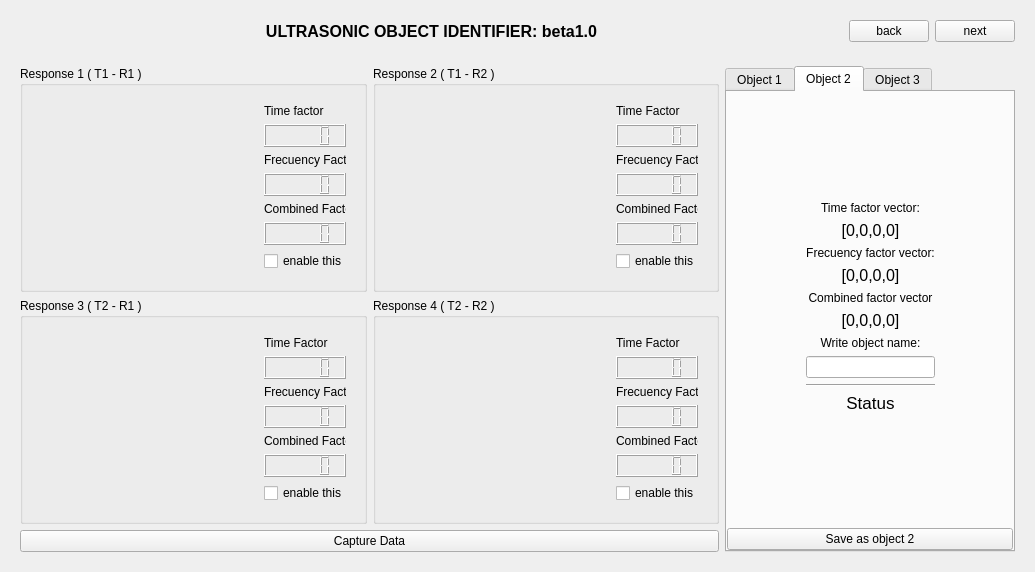
Old version of the form form.ui in the repository juanda2222/object_detection_instrumentation.
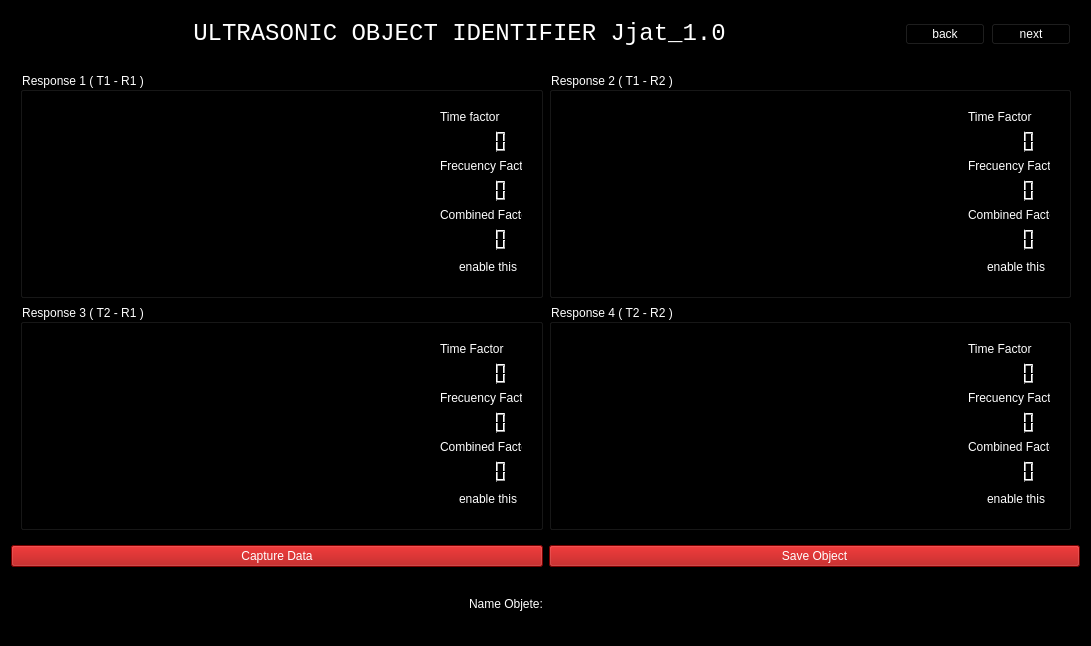
New version of the form. The open tabs and pages were chosen to show the change. Icons and pictures are not drawn.

Diff of the .ui file:
```diff
--- a/form.ui
+++ b/form.ui
@@ -6,13 +6,20 @@
    <rect>
     <x>0</x>
     <y>0</y>
-    <width>995</width>
-    <height>542</height>
+    <width>1091</width>
+    <height>630</height>
    </rect>
   </property>
   <property name="windowTitle">
    <string>Form</string>
   </property>
+  <property name="styleSheet">
+   <string notr="true">font: 75 8pt &quot;Consolas&quot;;
+background-color: rgb(0, 85, 127);
+color: rgb(69, 215, 255);
+background-color: rgb(0, 0, 0);
+color: rgb(255, 255, 255);</string>
+  </property>
   <layout class="QVBoxLayout" name="verticalLayout_10">
    <item>
     <widget class="QWidget" name="widget_7" native="true">
@@ -21,20 +28,29 @@
        <widget class="QLabel" name="label_4">
         <property name="font">
          <font>
-          <family>Microsoft Sans Serif</family>
-          <pointsize>12</pointsize>
-          <weight>75</weight>
-          <bold>true</bold>
-          <underline>false</underline>
-          <strikeout>false</strikeout>
+          <family>Consolas</family>
+          <pointsize>18</pointsize>
+          <weight>9</weight>
+          <italic>false</italic>
+          <bold>false</bold>
          </font>
         </property>
+        <property name="styleSheet">
+         <string notr="true">font: 75 18pt &quot;Consolas&quot;;
+background-color: rgb(0, 0, 0);</string>
+        </property>
         <property name="text">
-         <string>ULTRASONIC OBJECT IDENTIFIER: beta1.0</string>
+         <string>ULTRASONIC OBJECT IDENTIFIER Jjat_1.0</string>
+        </property>
+        <property name="scaledContents">
+         <bool>false</bool>
         </property>
         <property name="alignment">
          <set>Qt::AlignCenter</set>
         </property>
+        <property name="wordWrap">
+         <bool>false</bool>
+        </property>
        </widget>
       </item>
       <item>
@@ -45,6 +61,9 @@
           <verstretch>0</verstretch>
          </sizepolicy>
         </property>
+        <property name="styleSheet">
+         <string notr="true">background-color: rgb(0, 0, 0);</string>
+        </property>
         <property name="text">
          <string>back</string>
         </property>
@@ -68,6 +87,9 @@
    </item>
    <item>
     <widget class="QStackedWidget" name="stacked_windows">
+     <property name="autoFillBackground">
+      <bool>false</bool>
+     </property>
      <property name="currentIndex">
       <number>2</number>
      </property>
@@ -632,614 +654,9 @@
             </layout>
            </widget>
           </item>
-          <item>
-           <widget class="QPushButton" name="captureData">
-            <property name="text">
-             <string>Capture Data</string>
-            </property>
-           </widget>
-          </item>
          </layout>
         </widget>
        </item>
-       <item>
-        <widget class="QTabWidget" name="tabWidget">
-         <property name="maximumSize">
-          <size>
-           <width>290</width>
-           <height>16777215</height>
-          </size>
-         </property>
-         <property name="tabPosition">
-          <enum>QTabWidget::North</enum>
-         </property>
-         <property name="currentIndex">
-          <number>1</number>
-         </property>
-         <widget class="QWidget" name="Object1">
-          <attribute name="title">
-           <string>Object 1</string>
-          </attribute>
-          <layout class="QGridLayout" name="gridLayout_2">
-           <property name="leftMargin">
-            <number>0</number>
-           </property>
-           <property name="topMargin">
-            <number>0</number>
-           </property>
-           <property name="rightMargin">
-            <number>0</number>
-           </property>
-           <property name="bottomMargin">
-            <number>0</number>
-           </property>
-           <item row="1" column="0">
-            <spacer name="horizontalSpacer">
-             <property name="orientation">
-              <enum>Qt::Horizontal</enum>
-             </property>
-             <property name="sizeHint" stdset="0">
-              <size>
-               <width>58</width>
-               <height>20</height>
-              </size>
-             </property>
-            </spacer>
-           </item>
-           <item row="1" column="1">
-            <widget class="QWidget" name="widget_17" native="true">
-             <layout class="QVBoxLayout" name="verticalLayout_13">
-              <item>
-               <widget class="QLabel" name="label_15">
-                <property name="text">
-                 <string>Time factor vector:</string>
-                </property>
-                <property name="alignment">
-                 <set>Qt::AlignCenter</set>
-                </property>
-               </widget>
-              </item>
-              <item>
-               <widget class="QLabel" name="object1TimeVector">
-                <property name="font">
-                 <font>
-                  <pointsize>12</pointsize>
-                 </font>
-                </property>
-                <property name="text">
-                 <string>[0,0,0,0]</string>
-                </property>
-                <property name="alignment">
-                 <set>Qt::AlignCenter</set>
-                </property>
-               </widget>
-              </item>
-              <item>
-               <widget class="QLabel" name="label_16">
-                <property name="text">
-                 <string>Frecuency factor vector:</string>
-                </property>
-                <property name="alignment">
-                 <set>Qt::AlignCenter</set>
-                </property>
-               </widget>
-              </item>
-              <item>
-               <widget class="QLabel" name="object1FrecuencyVector">
-                <property name="font">
-                 <font>
-                  <pointsize>12</pointsize>
-                 </font>
-                </property>
-                <property name="text">
-                 <string>[0,0,0,0]</string>
-                </property>
-                <property name="alignment">
-                 <set>Qt::AlignCenter</set>
-                </property>
-               </widget>
-              </item>
-              <item>
-               <widget class="QLabel" name="label_17">
-                <property name="text">
-                 <string>Combined factor vector</string>
-                </property>
-                <property name="alignment">
-                 <set>Qt::AlignCenter</set>
-                </property>
-               </widget>
-              </item>
-              <item>
-               <widget class="QLabel" name="object1CombinedVerctor">
-                <property name="font">
-                 <font>
-                  <pointsize>12</pointsize>
-                 </font>
-                </property>
-                <property name="text">
-                 <string>[0,0,0,0]</string>
-                </property>
-                <property name="alignment">
-                 <set>Qt::AlignCenter</set>
-                </property>
-               </widget>
-              </item>
-              <item>
-               <widget class="QLabel" name="label_55">
-                <property name="text">
-                 <string>Write object name:</string>
-                </property>
-                <property name="alignment">
-                 <set>Qt::AlignCenter</set>
-                </property>
-               </widget>
-              </item>
-              <item>
-               <widget class="QLineEdit" name="object1Name"/>
-              </item>
-              <item>
-               <widget class="Line" name="line_5">
-                <property name="orientation">
-                 <enum>Qt::Horizontal</enum>
-                </property>
-               </widget>
-              </item>
-              <item>
-               <widget class="QLabel" name="object1Status">
-                <property name="font">
-                 <font>
-                  <pointsize>13</pointsize>
-                 </font>
-                </property>
-                <property name="text">
-                 <string>Status</string>
-                </property>
-                <property name="alignment">
-                 <set>Qt::AlignCenter</set>
-                </property>
-               </widget>
-              </item>
-             </layout>
-            </widget>
-           </item>
-           <item row="2" column="1">
-            <spacer name="verticalSpacer_2">
-             <property name="orientation">
-              <enum>Qt::Vertical</enum>
-             </property>
-             <property name="sizeHint" stdset="0">
-              <size>
-               <width>20</width>
-               <height>101</height>
-              </size>
-             </property>
-            </spacer>
-           </item>
-           <item row="0" column="1">
-            <spacer name="verticalSpacer">
-             <property name="orientation">
-              <enum>Qt::Vertical</enum>
-             </property>
-             <property name="sizeHint" stdset="0">
-              <size>
-               <width>20</width>
-               <height>101</height>
-              </size>
-             </property>
-            </spacer>
-           </item>
-           <item row="1" column="2">
-            <spacer name="horizontalSpacer_2">
-             <property name="orientation">
-              <enum>Qt::Horizontal</enum>
-             </property>
-             <property name="sizeHint" stdset="0">
-              <size>
-               <width>57</width>
-               <height>20</height>
-              </size>
-             </property>
-            </spacer>
-           </item>
-           <item row="3" column="0" colspan="3">
-            <widget class="QPushButton" name="object1Save">
-             <property name="text">
-              <string>Save as object 1</string>
-             </property>
-            </widget>
-           </item>
-          </layout>
-         </widget>
-         <widget class="QWidget" name="Object2">
-          <attribute name="title">
-           <string>Object 2</string>
-          </attribute>
-          <layout class="QGridLayout" name="gridLayout_4">
-           <property name="leftMargin">
-            <number>0</number>
-           </property>
-           <property name="topMargin">
-            <number>0</number>
-           </property>
-           <property name="rightMargin">
-            <number>0</number>
-           </property>
-           <property name="bottomMargin">
-            <number>0</number>
-           </property>
-           <item row="1" column="2">
-            <spacer name="horizontalSpacer_3">
-             <property name="orientation">
-              <enum>Qt::Horizontal</enum>
-             </property>
-             <property name="sizeHint" stdset="0">
-              <size>
-               <width>57</width>
-               <height>20</height>
-              </size>
-             </property>
-            </spacer>
-           </item>
-           <item row="1" column="1">
-            <widget class="QWidget" name="widget_16" native="true">
-             <layout class="QVBoxLayout" name="verticalLayout_12">
-              <item>
-               <widget class="QLabel" name="label_14">
-                <property name="text">
-                 <string>Time factor vector:</string>
-                </property>
-                <property name="alignment">
-                 <set>Qt::AlignCenter</set>
-                </property>
-               </widget>
-              </item>
-              <item>
-               <widget class="QLabel" name="object2Time">
-                <property name="font">
-                 <font>
-                  <pointsize>12</pointsize>
-                 </font>
-                </property>
-                <property name="text">
-                 <string>[0,0,0,0]</string>
-                </property>
-                <property name="alignment">
-                 <set>Qt::AlignCenter</set>
-                </property>
-               </widget>
-              </item>
-              <item>
-               <widget class="QLabel" name="label_51">
-                <property name="text">
-                 <string>Frecuency factor vector:</string>
-                </property>
-                <property name="alignment">
-                 <set>Qt::AlignCenter</set>
-                </property>
-               </widget>
-              </item>
-              <item>
-               <widget class="QLabel" name="object2Frecuency">
-                <property name="font">
-                 <font>
-                  <pointsize>12</pointsize>
-                 </font>
-                </property>
-                <property name="text">
-                 <string>[0,0,0,0]</string>
-                </property>
-                <property name="alignment">
-                 <set>Qt::AlignCenter</set>
-                </property>
-               </widget>
-              </item>
-              <item>
-               <widget class="QLabel" name="label_53">
-                <property name="text">
-                 <string>Combined factor vector</string>
-                </property>
-                <property name="alignment">
-                 <set>Qt::AlignCenter</set>
-                </property>
-               </widget>
-              </item>
-              <item>
-               <widget class="QLabel" name="object2Combined">
-                <property name="font">
-                 <font>
-                  <pointsize>12</pointsize>
-                 </font>
-                </property>
-                <property name="text">
-                 <string>[0,0,0,0]</string>
-                </property>
-                <property name="alignment">
-                 <set>Qt::AlignCenter</set>
-                </property>
-               </widget>
-              </item>
-              <item>
-               <widget class="QLabel" name="label_29">
-                <property name="text">
-                 <string>Write object name:</string>
-                </property>
-                <property name="alignment">
-                 <set>Qt::AlignCenter</set>
-                </property>
-               </widget>
-              </item>
-              <item>
-               <widget class="QLineEdit" name="object2Name"/>
-              </item>
-              <item>
-               <widget class="Line" name="line_6">
-                <property name="orientation">
-                 <enum>Qt::Horizontal</enum>
-                </property>
-               </widget>
-              </item>
-              <item>
-               <widget class="QLabel" name="object2Status">
-                <property name="font">
-                 <font>
-                  <pointsize>13</pointsize>
-                 </font>
-                </property>
-                <property name="text">
-                 <string>Status</string>
-                </property>
-                <property name="alignment">
-                 <set>Qt::AlignCenter</set>
-                </property>
-               </widget>
-              </item>
-             </layout>
-            </widget>
-           </item>
-           <item row="4" column="1">
-            <spacer name="verticalSpacer_3">
-             <property name="orientation">
-              <enum>Qt::Vertical</enum>
-             </property>
-             <property name="sizeHint" stdset="0">
-              <size>
-               <width>20</width>
-               <height>101</height>
-              </size>
-             </property>
-            </spacer>
-           </item>
-           <item row="1" column="0">
-            <spacer name="horizontalSpacer_4">
-             <property name="orientation">
-              <enum>Qt::Horizontal</enum>
-             </property>
-             <property name="sizeHint" stdset="0">
-              <size>
-               <width>58</width>
-               <height>20</height>
-              </size>
-             </property>
-            </spacer>
-           </item>
-           <item row="0" column="1">
-            <spacer name="verticalSpacer_4">
-             <property name="orientation">
-              <enum>Qt::Vertical</enum>
-             </property>
-             <property name="sizeHint" stdset="0">
-              <size>
-               <width>20</width>
-               <height>101</height>
-              </size>
-             </property>
-            </spacer>
-           </item>
-           <item row="5" column="0" colspan="3">
-            <widget class="QPushButton" name="object2Save">
-             <property name="text">
-              <string>Save as object 2</string>
-             </property>
-            </widget>
-           </item>
-          </layout>
-         </widget>
-         <widget class="QWidget" name="Object3">
-          <attribute name="title">
-           <string>Object 3</string>
-          </attribute>
-          <layout class="QGridLayout" name="gridLayout_3">
-           <property name="leftMargin">
-            <number>0</number>
-           </property>
-           <property name="topMargin">
-            <number>0</number>
-           </property>
-           <property name="rightMargin">
-            <number>0</number>
-           </property>
-           <property name="bottomMargin">
-            <number>0</number>
-           </property>
-           <item row="1" column="0">
-            <spacer name="horizontalSpacer_6">
-             <property name="orientation">
-              <enum>Qt::Horizontal</enum>
-             </property>
-             <property name="sizeHint" stdset="0">
-              <size>
-               <width>55</width>
-               <height>20</height>
-              </size>
-             </property>
-            </spacer>
-           </item>
-           <item row="2" column="1">
-            <spacer name="verticalSpacer_5">
-             <property name="orientation">
-              <enum>Qt::Vertical</enum>
-             </property>
-             <property name="sizeHint" stdset="0">
-              <size>
-               <width>20</width>
-               <height>101</height>
-              </size>
-             </property>
-            </spacer>
-           </item>
-           <item row="0" column="1">
-            <spacer name="verticalSpacer_6">
-             <property name="orientation">
-              <enum>Qt::Vertical</enum>
-             </property>
-             <property name="sizeHint" stdset="0">
-              <size>
-               <width>20</width>
-               <height>101</height>
-              </size>
-             </property>
-            </spacer>
-           </item>
-           <item row="1" column="3">
-            <spacer name="horizontalSpacer_5">
-             <property name="orientation">
-              <enum>Qt::Horizontal</enum>
-             </property>
-             <property name="sizeHint" stdset="0">
-              <size>
-               <width>54</width>
-               <height>20</height>
-              </size>
-             </property>
-            </spacer>
-           </item>
-           <item row="3" column="0" colspan="4">
-            <widget class="QPushButton" name="object3Save">
-             <property name="text">
-              <string>Save as object 3</string>
-             </property>
-            </widget>
-           </item>
-           <item row="1" column="1">
-            <widget class="QWidget" name="widget_13" native="true">
-             <layout class="QVBoxLayout" name="verticalLayout_7">
-              <item>
-               <widget class="QLabel" name="label_11">
-                <property name="text">
-                 <string>Time factor vector:</string>
-                </property>
-                <property name="alignment">
-                 <set>Qt::AlignCenter</set>
-                </property>
-               </widget>
-              </item>
-              <item>
-               <widget class="QLabel" name="object3Time">
-                <property name="font">
-                 <font>
-                  <pointsize>12</pointsize>
-                 </font>
-                </property>
-                <property name="text">
-                 <string>[0,0,0,0]</string>
-                </property>
-                <property name="alignment">
-                 <set>Qt::AlignCenter</set>
-                </property>
-               </widget>
-              </item>
-              <item>
-               <widget class="QLabel" name="label_12">
-                <property name="text">
-                 <string>Frecuency factor vector:</string>
-                </property>
-                <property name="alignment">
-                 <set>Qt::AlignCenter</set>
-                </property>
-               </widget>
-              </item>
-              <item>
-               <widget class="QLabel" name="object3Frecuency">
-                <property name="font">
-                 <font>
-                  <pointsize>12</pointsize>
-                 </font>
-                </property>
-                <property name="text">
-                 <string>[0,0,0,0]</string>
-                </property>
-                <property name="alignment">
-                 <set>Qt::AlignCenter</set>
-                </property>
-               </widget>
-              </item>
-              <item>
-               <widget class="QLabel" name="label_13">
-                <property name="text">
-                 <string>Combined factor vector</string>
-                </property>
-                <property name="alignment">
-                 <set>Qt::AlignCenter</set>
-                </property>
-               </widget>
-              </item>
-              <item>
-               <widget class="QLabel" name="object3Combined">
-                <property name="font">
-                 <font>
-                  <pointsize>12</pointsize>
-                 </font>
-                </property>
-                <property name="text">
-                 <string>[0,0,0,0]</string>
-                </property>
-                <property name="alignment">
-                 <set>Qt::AlignCenter</set>
-                </property>
-               </widget>
-              </item>
-              <item>
-               <widget class="QLabel" name="label_19">
-                <property name="text">
-                 <string>Write object name:</string>
-                </property>
-                <property name="alignment">
-                 <set>Qt::AlignCenter</set>
-                </property>
-               </widget>
-              </item>
-              <item>
-               <widget class="QLineEdit" name="object3Name"/>
-              </item>
-              <item>
-               <widget class="Line" name="line_4">
-                <property name="orientation">
-                 <enum>Qt::Horizontal</enum>
-                </property>
-               </widget>
-              </item>
-              <item>
-               <widget class="QLabel" name="object3Status">
-                <property name="font">
-                 <font>
-                  <pointsize>13</pointsize>
-                 </font>
-                </property>
-                <property name="text">
-                 <string>Status</string>
-                </property>
-                <property name="alignment">
-                 <set>Qt::AlignCenter</set>
-                </property>
-               </widget>
-              </item>
-             </layout>
-            </widget>
-           </item>
-          </layout>
-         </widget>
-        </widget>
-       </item>
       </layout>
      </widget>
      <widget class="QWidget" name="identify">
@@ -1401,6 +818,77 @@
      </widget>
     </widget>
    </item>
+   <item>
+    <layout class="QGridLayout" name="gridLayout_2">
+     <property name="sizeConstraint">
+      <enum>QLayout::SetMinAndMaxSize</enum>
+     </property>
+     <property name="leftMargin">
+      <number>0</number>
+     </property>
+     <property name="topMargin">
+      <number>0</number>
+     </property>
+     <item row="0" column="2">
+      <widget class="QPushButton" name="SaveObject">
+       <property name="styleSheet">
+        <string notr="true">color: rgb(255, 255, 255);
+background-color: rgb(170, 0, 0);</string>
+       </property>
+       <property name="text">
+        <string>Save Object</string>
+       </property>
+      </widget>
+     </item>
+     <item row="3" column="2">
+      <spacer name="horizontalSpacer_2">
+       <property name="orientation">
+        <enum>Qt::Horizontal</enum>
+       </property>
+       <property name="sizeHint" stdset="0">
+        <size>
+         <width>40</width>
+         <height>20</height>
+        </size>
+       </property>
+      </spacer>
+     </item>
+     <item row="2" column="1" alignment="Qt::AlignRight">
+      <widget class="QLabel" name="label_2">
+       <property name="text">
+        <string>Name Objete:</string>
+       </property>
+      </widget>
+     </item>
+     <item row="0" column="1">
+      <widget class="QPushButton" name="captureData">
+       <property name="styleSheet">
+        <string notr="true">color: rgb(255, 255, 255);
+background-color: rgb(170, 0, 0);</string>
+       </property>
+       <property name="text">
+        <string>Capture Data</string>
+       </property>
+      </widget>
+     </item>
+     <item row="1" column="1">
+      <spacer name="horizontalSpacer">
+       <property name="orientation">
+        <enum>Qt::Horizontal</enum>
+       </property>
+       <property name="sizeHint" stdset="0">
+        <size>
+         <width>40</width>
+         <height>20</height>
+        </size>
+       </property>
+      </spacer>
+     </item>
+     <item row="2" column="2">
+      <widget class="QLineEdit" name="lineEdit"/>
+     </item>
+    </layout>
+   </item>
   </layout>
  </widget>
  <resources/>
```
Left out of the diff: 28 changed lines with no effect on the pictures.
